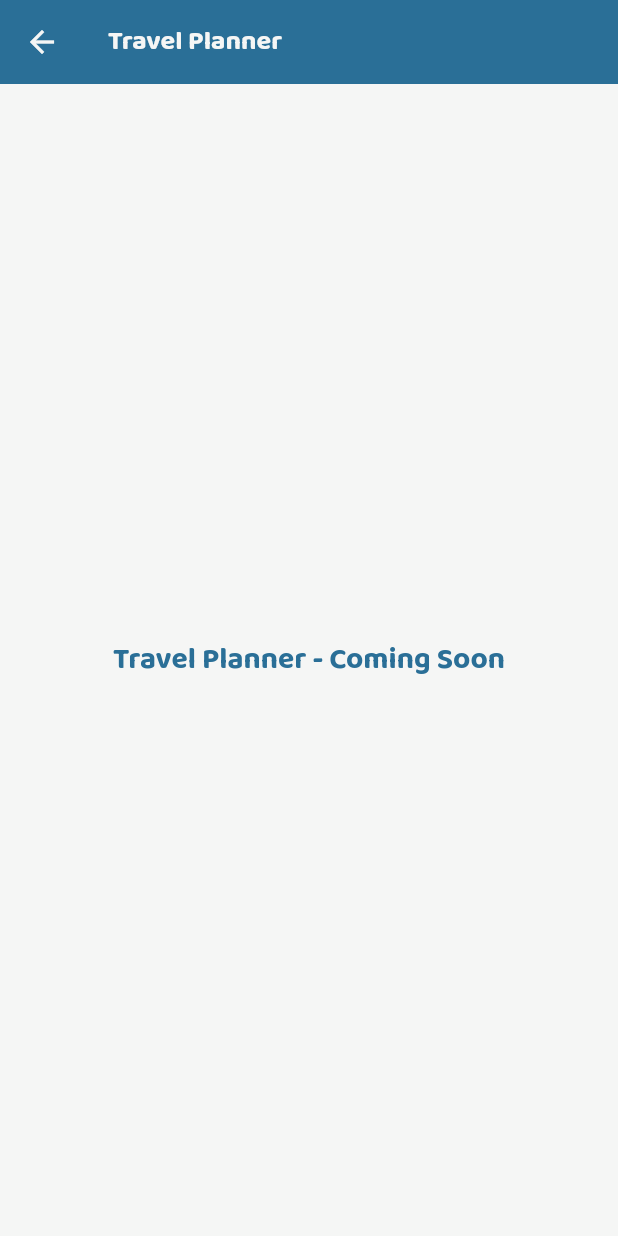
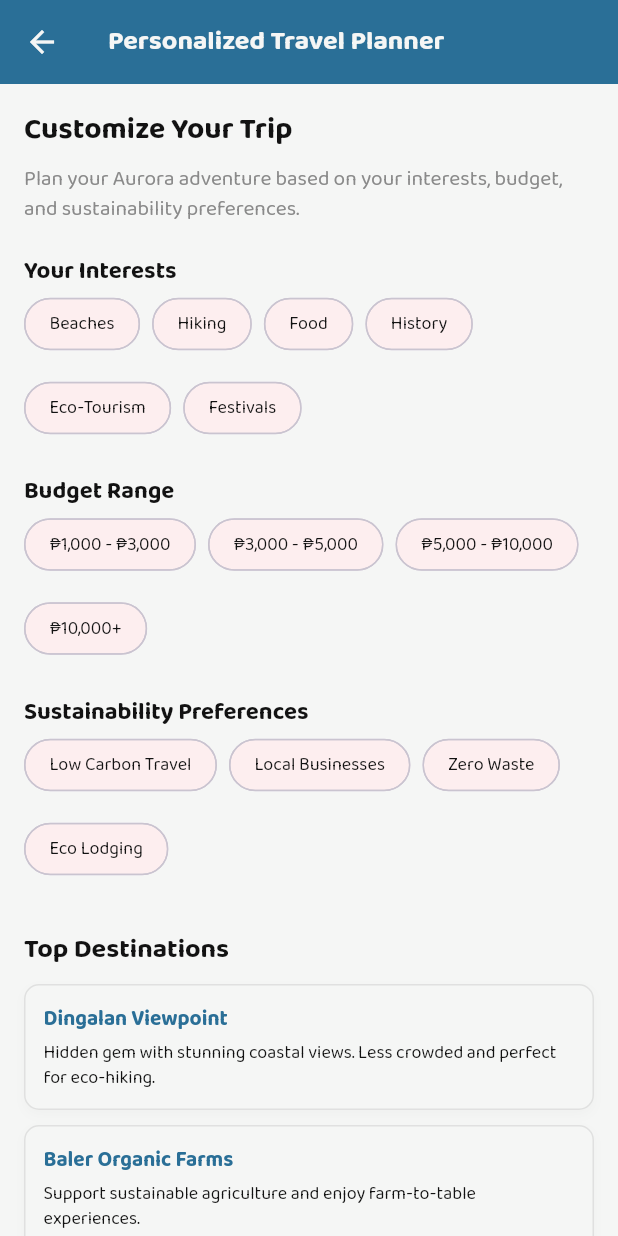
Before and after one commit to lansoyyy/autor_mobile, a Flutter app: the HomeScreen screen opened directly, after a tap on "Personalized Travel Planner", on a phone screen of 412 x 824 dp. Run offline on Flutter 3.47's test engine with Material 3 defaults, Android fonts, the phone set to English and light mode, and no system bars; our stand-ins replace fluttertoast; network calls fail.

Commit message:
added travel planner screen ui

```diff
--- a/lib/screens/auth/signup_screen.dart
+++ b/lib/screens/auth/signup_screen.dart
@@ -34,14 +34,17 @@ class _SignUpScreenState extends State<SignUpScreen> {
   final List<String> preferencesOptions = [
     'Beaches',
     'Hiking',
-    'Cultural Tours',
-    'Waterfalls',
+    'Food',
+    'History',
+    'Eco-Tourism',
+    'Festivals',
   ];
 
   final List<String> sustainabilityOptions = [
-    'Eco-friendly Tours',
-    'Minimal Plastic',
-    'Sustainable Accommodations',
+    'Low Carbon Travel',
+    'Local Businesses',
+    'Zero Waste',
+    'Eco Lodging',
   ];
 
   @override
--- a/lib/screens/home_screen.dart
+++ b/lib/screens/home_screen.dart
@@ -2,6 +2,7 @@ import 'package:autour_mobile/screens/auth/login_screen.dart';
 import 'package:autour_mobile/screens/home_screens/chatbot_screen.dart';
 import 'package:autour_mobile/screens/home_screens/disaster.preparedness_screen.dart';
 import 'package:autour_mobile/screens/home_screens/local.businesses_screen.dart';
+import 'package:autour_mobile/screens/home_screens/travel.planner_screen.dart';
 import 'package:autour_mobile/widgets/logout_widget.dart';
 import 'package:flutter/material.dart';
 import 'package:autour_mobile/utils/colors.dart';
@@ -142,11 +143,9 @@ class HomeScreen extends StatelessWidget {
                 icon: Icons.event_note_outlined,
                 onTap: () {
                   Navigator.push(
-                    context,
-                    MaterialPageRoute(
-                        builder: (context) =>
-                            const PlaceholderScreen(title: 'Travel Planner')),
-                  );
+                      context,
+                      MaterialPageRoute(
+                          builder: (context) => const TravelPlannerScreen()));
                 },
               ),
               const SizedBox(height: 12),
--- /dev/null
+++ b/lib/screens/home_screens/travel.planner_screen.dart
@@ -0,0 +1,203 @@
+import 'package:autour_mobile/screens/itinerary_screen.dart';
+import 'package:flutter/material.dart';
+import 'package:autour_mobile/utils/colors.dart';
+import 'package:autour_mobile/widgets/text_widget.dart';
+import 'package:autour_mobile/widgets/button_widget.dart';
+
+class TravelPlannerScreen extends StatelessWidget {
+  const TravelPlannerScreen({super.key});
+
+  @override
+  Widget build(BuildContext context) {
+    return Scaffold(
+      backgroundColor: white,
+      appBar: AppBar(
+        backgroundColor: primary,
+        title: TextWidget(
+          text: 'Personalized Travel Planner',
+          fontSize: 18,
+          color: white,
+          fontFamily: 'Bold',
+        ),
+        leading: IconButton(
+          icon: const Icon(Icons.arrow_back, color: white),
+          onPressed: () => Navigator.pop(context),
+        ),
+      ),
+      body: SafeArea(
+        child: SingleChildScrollView(
+          padding: const EdgeInsets.all(16),
+          child: Column(
+            crossAxisAlignment: CrossAxisAlignment.start,
+            children: [
+              // Header
+              TextWidget(
+                text: 'Customize Your Trip',
+                fontSize: 20,
+                color: black,
+                fontFamily: 'Bold',
+              ),
+              const SizedBox(height: 8),
+              TextWidget(
+                text:
+                    'Plan your Aurora adventure based on your interests, budget, and sustainability preferences.',
+                fontSize: 14,
+                color: grey,
+                fontFamily: 'Regular',
+              ),
+
+              const SizedBox(height: 20),
+
+              // Interests Section
+              _buildSectionTitle('Your Interests'),
+              _buildChipWrap([
+                'Beaches',
+                'Hiking',
+                'Food',
+                'History',
+                'Eco-Tourism',
+                'Festivals',
+              ]),
+
+              const SizedBox(height: 20),
+
+              // Budget Picker
+              _buildSectionTitle('Budget Range'),
+              _buildChipWrap([
+                '₱1,000 - ₱3,000',
+                '₱3,000 - ₱5,000',
+                '₱5,000 - ₱10,000',
+                '₱10,000+',
+              ]),
+
+              const SizedBox(height: 20),
+
+              // Sustainability Goals
+              _buildSectionTitle('Sustainability Preferences'),
+              _buildChipWrap([
+                'Low Carbon Travel',
+                'Local Businesses',
+                'Zero Waste',
+                'Eco Lodging',
+              ]),
+
+              const SizedBox(height: 30),
+
+              // AI Suggestions
+              TextWidget(
+                text: 'Top Destinations',
+                fontSize: 18,
+                color: black,
+                fontFamily: 'Bold',
+              ),
+              const SizedBox(height: 10),
+              _buildSuggestionCard(
+                title: 'Dingalan Viewpoint',
+                description:
+                    'Hidden gem with stunning coastal views. Less crowded and perfect for eco-hiking.',
+              ),
+              const SizedBox(height: 10),
+              _buildSuggestionCard(
+                title: 'Baler Organic Farms',
+                description:
+                    'Support sustainable agriculture and enjoy farm-to-table experiences.',
+              ),
+
+              const SizedBox(height: 30),
+
+              // Generate Itinerary
+              ButtonWidget(
+                label: 'Generate Itinerary',
+                onPressed: () {
+                  Navigator.push(
+                    context,
+                    MaterialPageRoute(
+                      builder: (context) => const GeneratedItineraryScreen(),
+                    ),
+                  );
+                },
+                color: primary,
+                textColor: white,
+                width: double.infinity,
+                height: 50,
+                radius: 10,
+                fontSize: 16,
+              ),
+            ],
+          ),
+        ),
+      ),
+    );
+  }
+
+  Widget _buildSectionTitle(String title) {
+    return TextWidget(
+      text: title,
+      fontSize: 16,
+      color: black,
+      fontFamily: 'Bold',
+    );
+  }
+
+  Widget _buildChipWrap(List<String> items) {
+    return Wrap(
+      spacing: 8,
+      runSpacing: 8,
+      children: items
+          .map(
+            (item) => Chip(
+              label: TextWidget(
+                text: item,
+                fontSize: 12,
+                color: black,
+                fontFamily: 'Regular',
+              ),
+              backgroundColor: secondary.withOpacity(0.1),
+              shape: RoundedRectangleBorder(
+                borderRadius: BorderRadius.circular(20),
+              ),
+            ),
+          )
+          .toList(),
+    );
+  }
+
+  Widget _buildSuggestionCard({
+    required String title,
+    required String description,
+  }) {
+    return Container(
+      padding: const EdgeInsets.all(12),
+      decoration: BoxDecoration(
+        color: white,
+        borderRadius: BorderRadius.circular(10),
+        border: Border.all(color: grey.withOpacity(0.2)),
+        boxShadow: [
+          BoxShadow(
+            color: grey.withOpacity(0.05),
+            blurRadius: 6,
+            offset: const Offset(0, 3),
+          ),
+        ],
+      ),
+      child: Column(
+        crossAxisAlignment: CrossAxisAlignment.start,
+        children: [
+          TextWidget(
+            text: title,
+            fontSize: 14,
+            color: primary,
+            fontFamily: 'Bold',
+          ),
+          const SizedBox(height: 4),
+          TextWidget(
+            text: description,
+            fontSize: 12,
+            color: black,
+            fontFamily: 'Regular',
+          ),
+        ],
+      ),
+    );
+  }
+}
--- a/lib/widgets/text_widget.dart
+++ b/lib/widgets/text_widget.dart
@@ -14,7 +14,7 @@ class TextWidget extends StatelessWidget {
   TextWidget(
       {super.key,
       this.decoration,
-      this.align = TextAlign.center,
+      this.align = TextAlign.start,
       this.maxLines = 2,
       this.isItalize = false,
       this.isBold = false,
```
Also changed, not shown: lib/screens/itinerary_screen.dart (added, +146 -0 lines).
